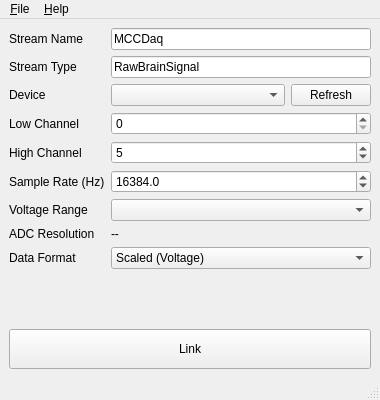
Qt form src/gui/MainWindow.ui (labstreaminglayer/App-MeasurementComputing) before a commit.
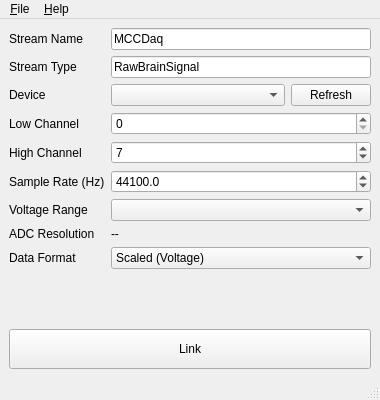
The same form after that commit.

Diff of the .ui file:
```diff
--- a/src/gui/MainWindow.ui
+++ b/src/gui/MainWindow.ui
@@ -113,7 +113,7 @@
          <number>127</number>
         </property>
         <property name="value">
-         <number>5</number>
+         <number>7</number>
         </property>
        </widget>
       </item>
@@ -136,7 +136,7 @@
          <double>500000.000000000000000</double>
         </property>
         <property name="value">
-         <double>16384.000000000000000</double>
+         <double>44100.000000000000000</double>
         </property>
        </widget>
       </item>
```
